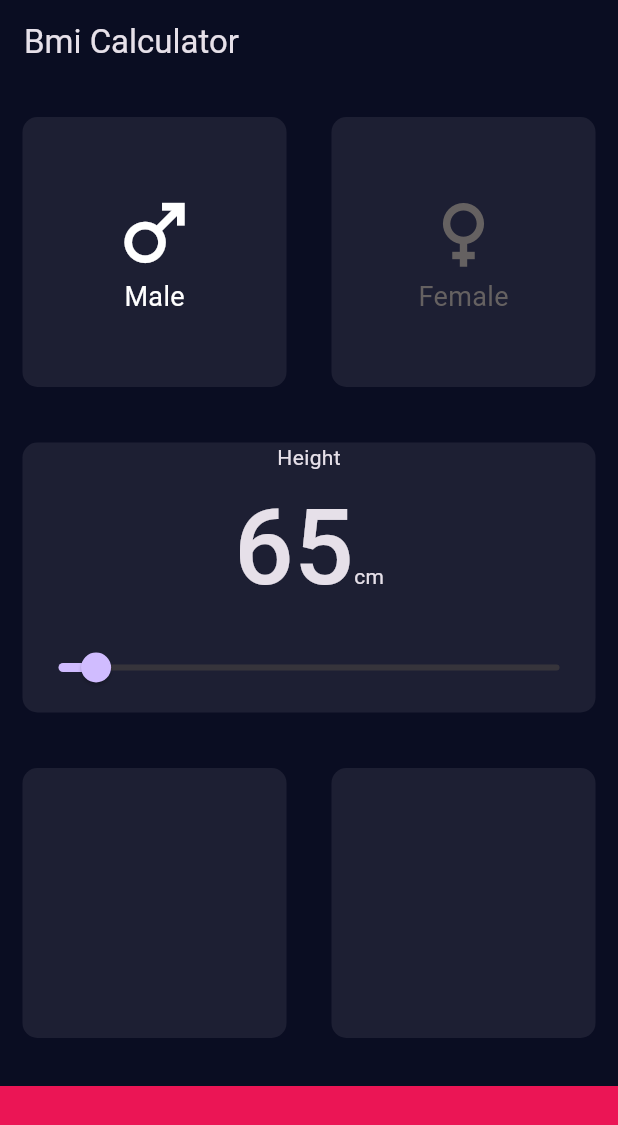
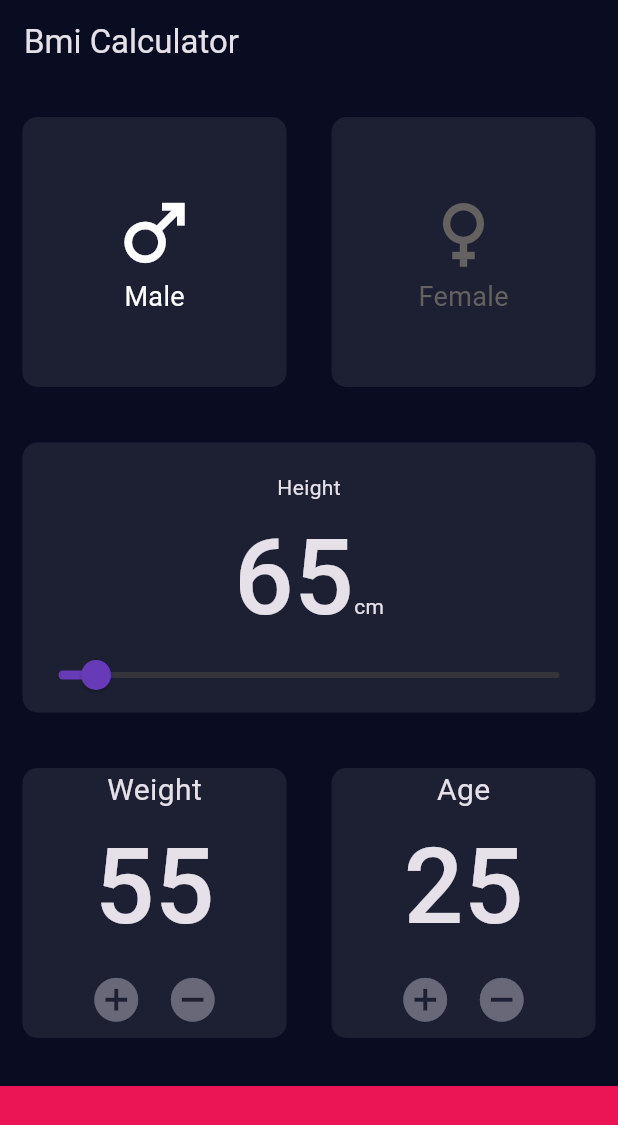
Before and after one commit to Peera-27/Fultter, a Flutter app: the screen it shows after launch, on a phone screen of 412 x 824 dp. Shown: the top 1125 px of the screen. Run offline on Flutter 3.47's test engine with Material 3 defaults, Android fonts, the phone set to English and light mode, and no system bars.

Commit message:
Refactor BGcardHeight component for improved layout and add bgCardweightandheight component for weight and age display in InputScreen

```diff
--- a/lib/screen/components/b_gcard_height.dart
+++ b/lib/screen/components/b_gcard_height.dart
@@ -1,37 +1,42 @@
 import 'package:flutter/material.dart';
 
+// ignore: must_be_immutable
 class BGcardHeight extends StatelessWidget {
   ValueChanged<double>? onchanged;
 
-   final int value;
+  final int value;
 
-   BGcardHeight({
-    super.key,
-    this.onchanged,
-    required this.value,
-  });
+  BGcardHeight({super.key, this.onchanged, required this.value});
 
   @override
   Widget build(BuildContext context) {
     return Column(
       mainAxisAlignment: MainAxisAlignment.center,
       children: [
+        SizedBox(height: 20),
         Text("Height"),
         Row(
           mainAxisAlignment: MainAxisAlignment.center,
           textBaseline: TextBaseline.alphabetic,
           crossAxisAlignment: CrossAxisAlignment.baseline,
           children: [
-            Text("$value", style: TextStyle(fontSize: 70,fontWeight: FontWeight.w500)),
+            Text(
+              "$value",
+              style: TextStyle(fontSize: 70, fontWeight: FontWeight.w500),
+            ),
             Text("cm"),
           ],
         ),
-        Expanded(child:Slider(
-          value:  value.toDouble(),
-          max: 250,
-          min: 50,
-          onChanged:onchanged,
-        )),
+        Expanded(
+          child: Slider(
+            activeColor: Colors.deepPurple,
+            value: value.toDouble(),
+            max: 250,
+            min: 50,
+            onChanged: onchanged,
+          ),
+        ),
+        SizedBox(height: 10),
       ],
     );
   }
--- /dev/null
+++ b/lib/screen/components/bg_cardweightandheight.dart
@@ -0,0 +1,46 @@
+import 'package:flutter/material.dart';
+
+class bgCardweightandheight extends StatelessWidget {
+  String labetText;
+int value;
+
+  VoidCallback? onPlus;
+
+  VoidCallback? onMinus;
+  bgCardweightandheight({
+    super.key,
+    this.labetText = "Weight",
+    this.value = 55,
+    this.onPlus,
+    this.onMinus,
+  });
+
+  @override
+  Widget build(BuildContext context) {
+    return Column(
+      children: [
+        Text(labetText, style: TextStyle(fontSize: 20)),
+        Text(
+          "$value",
+          style: TextStyle(
+            fontSize: 70,
+            fontWeight: FontWeight.w500,
+          ),
+        ),
+        Row(
+          mainAxisAlignment: MainAxisAlignment.center,
+          children: [
+            IconButton(
+              onPressed: onPlus,
+              icon: Icon(Icons.add_circle, size: 35),
+            ),
+            IconButton(
+              onPressed: onMinus,
+              icon: Icon(Icons.remove_circle, size: 35),
+            ),
+          ],
+        ),
+      ],
+    );
+  }
+}
--- a/lib/screen/input_screen.dart
+++ b/lib/screen/input_screen.dart
@@ -1,9 +1,8 @@
-import 'dart:developer';
-
 import 'package:flutter/material.dart';
 import 'package:w3/screen/components/b_gcard_height.dart';
 import 'package:w3/screen/components/bg_card.dart';
 import 'package:w3/screen/components/bg_cardgender.dart';
+import 'package:w3/screen/components/bg_cardweightandheight.dart';
 
 class InputScreen extends StatefulWidget {
   const InputScreen({super.key});
@@ -15,6 +14,8 @@ class InputScreen extends StatefulWidget {
 class _InputScreenState extends State<InputScreen> {
   var isMale = true;
   var inputheight = 65;
+  var inputweight = 55;
+  var inputage = 25;
   Null Function() toggleGender(bool formale) {
     return () {
       if (formale == isMale) return;
@@ -57,19 +58,24 @@ class _InputScreenState extends State<InputScreen> {
           Row(
             children: [
               Expanded(
-                child: BgCard(child: BGcardHeight(value: inputheight,onchanged: (value)=>{
-                  setState(() {
-                    inputheight = value.toInt();
-                  })
-                },)),
+                child: BgCard(
+                  child: BGcardHeight(
+                    value: inputheight,
+                    onchanged: (value) => {
+                      setState(() {
+                        inputheight = value.toInt();
+                      }),
+                    },
+                  ),
+                ),
               ),
             ],
           ),
           Expanded(
             child: Row(
               children: [
-                Expanded(child: BgCard()),
-                Expanded(child: BgCard()),
+                Expanded(child: BgCard(child: bgCardweightandheight(value: inputweight,))),
+                Expanded(child: BgCard(child: bgCardweightandheight(labetText: "Age", value: inputage,),)),
               ],
             ),
           ),
```
